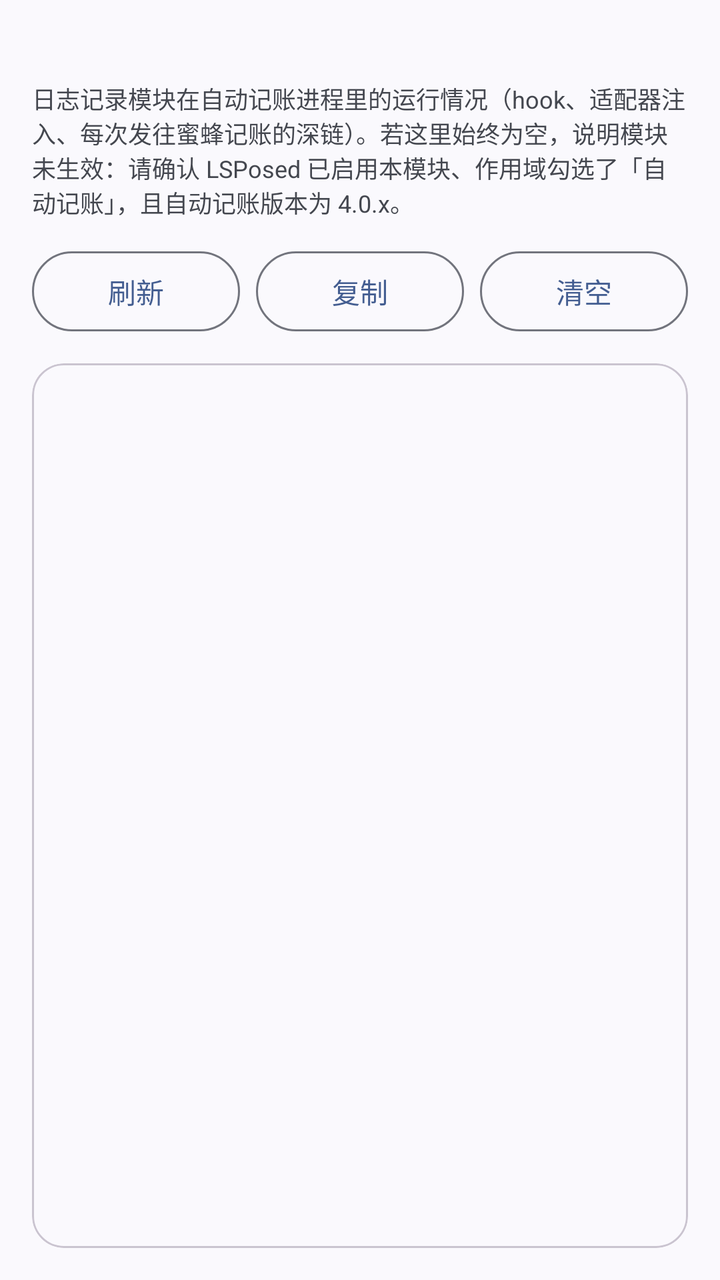
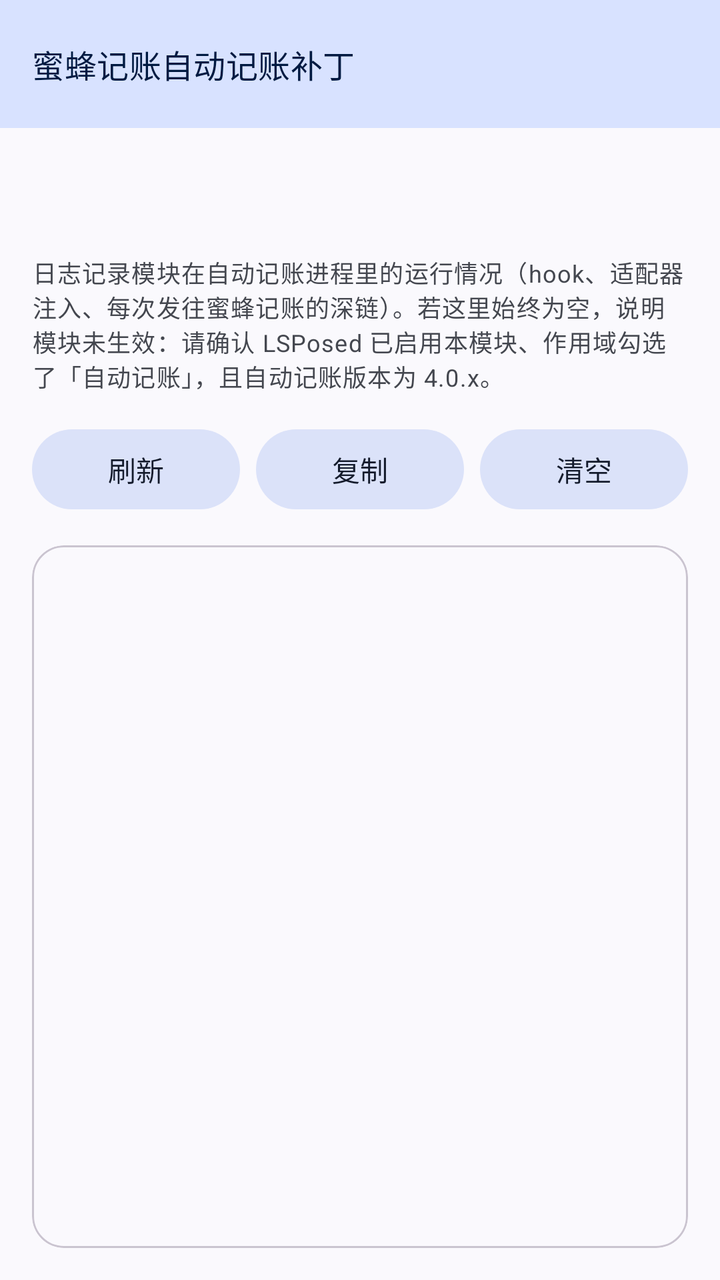

Compare the two renders of this Android layout. The source of the first and the diff that turns it into the second are given below.
<!-- AndroidManifest.xml: application theme Theme.BeeCountAutoPatch -->
<!-- res/layout/activity_main.xml -->
<?xml version="1.0" encoding="utf-8"?>
<LinearLayout xmlns:android="http://schemas.android.com/apk/res/android"
    xmlns:app="http://schemas.android.com/apk/res-auto"
    android:layout_width="match_parent"
    android:layout_height="match_parent"
    android:orientation="vertical"
    android:padding="16dp">

    <TextView
        android:id="@+id/status"
        android:layout_width="match_parent"
        android:layout_height="wrap_content"
        android:textColor="?attr/colorOnSurfaceVariant"
        android:textSize="12sp" />

    <TextView
        android:layout_width="match_parent"
        android:layout_height="wrap_content"
        android:layout_marginTop="8dp"
        android:text="@string/log_hint"
        android:textColor="?attr/colorOnSurfaceVariant"
        android:textSize="12sp" />

    <LinearLayout
        android:layout_width="match_parent"
        android:layout_height="wrap_content"
        android:layout_marginTop="12dp"
        android:orientation="horizontal">

        <com.google.android.material.button.MaterialButton
            android:id="@+id/refresh"
            style="@style/Widget.Material3.Button.OutlinedButton"
            android:layout_width="0dp"
            android:layout_height="wrap_content"
            android:layout_weight="1"
            android:text="@string/btn_refresh" />

        <com.google.android.material.button.MaterialButton
            android:id="@+id/copy"
            style="@style/Widget.Material3.Button.OutlinedButton"
            android:layout_width="0dp"
            android:layout_height="wrap_content"
            android:layout_marginStart="8dp"
            android:layout_weight="1"
            android:text="@string/btn_copy" />

        <com.google.android.material.button.MaterialButton
            android:id="@+id/clear"
            style="@style/Widget.Material3.Button.OutlinedButton"
            android:layout_width="0dp"
            android:layout_height="wrap_content"
            android:layout_marginStart="8dp"
            android:layout_weight="1"
            android:text="@string/btn_clear" />
    </LinearLayout>

    <com.google.android.material.card.MaterialCardView
        android:layout_width="match_parent"
        android:layout_height="0dp"
        android:layout_marginTop="12dp"
        android:layout_weight="1"
        app:cardCornerRadius="16dp"
        app:cardElevation="0dp"
        app:strokeWidth="1dp">

        <ScrollView
            android:layout_width="match_parent"
            android:layout_height="match_parent"
            android:padding="12dp">

            <TextView
                android:id="@+id/log"
                android:layout_width="match_parent"
                android:layout_height="wrap_content"
                android:fontFamily="monospace"
                android:textColor="?attr/colorOnSurface"
                android:textIsSelectable="true"
                android:textSize="11sp" />
        </ScrollView>
    </com.google.android.material.card.MaterialCardView>

</LinearLayout>
<!-- resources referenced by this layout -->
<resources>
  <string name="btn_clear">清空</string>
  <string name="btn_copy">复制</string>
  <string name="btn_refresh">刷新</string>
  <string name="log_hint">日志记录模块在自动记账进程里的运行情况（hook、适配器注入、每次发往蜜蜂记账的深链）。若这里始终为空，说明模块未生效：请确认 LSPosed 已启用本模块、作用域勾选了「自动记账」，且自动记账版本为 4.0.x。</string>
  <style name="Theme.BeeCountAutoPatch" parent="Theme.Material3.DynamicColors.DayNight" />
</resources>

<!-- the commit's change to res/layout/activity_main.xml (unified diff, before → after) -->
@@ -1,82 +1,111 @@
 <?xml version="1.0" encoding="utf-8"?>
 <LinearLayout xmlns:android="http://schemas.android.com/apk/res/android"
     xmlns:app="http://schemas.android.com/apk/res-auto"
+    android:id="@+id/root"
     android:layout_width="match_parent"
     android:layout_height="match_parent"
-    android:orientation="vertical"
-    android:padding="16dp">
+    android:background="?attr/colorSurface"
+    android:orientation="vertical">
 
-    <TextView
-        android:id="@+id/status"
+    <com.google.android.material.appbar.MaterialToolbar
+        android:id="@+id/toolbar"
         android:layout_width="match_parent"
         android:layout_height="wrap_content"
-        android:textColor="?attr/colorOnSurfaceVariant"
-        android:textSize="12sp" />
-
-    <TextView
-        android:layout_width="match_parent"
-        android:layout_height="wrap_content"
-        android:layout_marginTop="8dp"
-        android:text="@string/log_hint"
-        android:textColor="?attr/colorOnSurfaceVariant"
-        android:textSize="12sp" />
+        android:background="?attr/colorPrimaryContainer"
+        android:minHeight="?attr/actionBarSize"
+        app:title="@string/app_name"
+        app:titleTextAppearance="@style/TextAppearance.Material3.TitleMedium"
+        app:titleTextColor="?attr/colorOnPrimaryContainer" />
 
     <LinearLayout
         android:layout_width="match_parent"
-        android:layout_height="wrap_content"
-        android:layout_marginTop="12dp"
-        android:orientation="horizontal">
+        android:layout_height="0dp"
+        android:layout_weight="1"
+        android:orientation="vertical"
+        android:padding="16dp">
 
-        <com.google.android.material.button.MaterialButton
-            android:id="@+id/refresh"
-            style="@style/Widget.Material3.Button.OutlinedButton"
-            android:layout_width="0dp"
+        <TextView
+            android:id="@+id/version"
+            android:layout_width="match_parent"
             android:layout_height="wrap_content"
+            android:textAppearance="@style/TextAppearance.Material3.TitleSmall"
+            android:textColor="?attr/colorOnSurface" />
+
+        <TextView
+            android:id="@+id/status"
+            android:layout_width="match_parent"
+            android:layout_height="wrap_content"
+            android:layout_marginTop="2dp"
+            android:textAppearance="@style/TextAppearance.Material3.BodySmall"
+            android:textColor="?attr/colorOnSurfaceVariant"
+            android:textIsSelectable="true" />
+
+        <TextView
+            android:layout_width="match_parent"
+            android:layout_height="wrap_content"
+            android:layout_marginTop="10dp"
+            android:text="@string/log_hint"
+            android:textAppearance="@style/TextAppearance.Material3.BodySmall"
+            android:textColor="?attr/colorOnSurfaceVariant" />
+
+        <LinearLayout
+            android:layout_width="match_parent"
+            android:layout_height="wrap_content"
+            android:layout_marginTop="14dp"
+            android:orientation="horizontal">
+
+            <com.google.android.material.button.MaterialButton
+                android:id="@+id/refresh"
+                style="@style/Widget.Material3.Button.TonalButton"
+                android:layout_width="0dp"
+                android:layout_height="wrap_content"
+                android:layout_weight="1"
+                android:text="@string/btn_refresh" />
+
+            <com.google.android.material.button.MaterialButton
+                android:id="@+id/copy"
+                style="@style/Widget.Material3.Button.TonalButton"
+                android:layout_width="0dp"
+                android:layout_height="wrap_content"
+                android:layout_marginStart="8dp"
+                android:layout_weight="1"
+                android:text="@string/btn_copy" />
+
+            <com.google.android.material.button.MaterialButton
+                android:id="@+id/clear"
+                style="@style/Widget.Material3.Button.TonalButton"
+                android:layout_width="0dp"
+                android:layout_height="wrap_content"
+                android:layout_marginStart="8dp"
+                android:layout_weight="1"
+                android:text="@string/btn_clear" />
+        </LinearLayout>
+
+        <com.google.android.material.card.MaterialCardView
+            android:layout_width="match_parent"
+            android:layout_height="0dp"
+            android:layout_marginTop="14dp"
             android:layout_weight="1"
-            android:text="@string/btn_refresh" />
+            app:cardCornerRadius="16dp"
+            app:cardElevation="0dp"
+            app:strokeWidth="1dp">
 
-        <com.google.android.material.button.MaterialButton
-            android:id="@+id/copy"
-            style="@style/Widget.Material3.Button.OutlinedButton"
-            android:layout_width="0dp"
-            android:layout_height="wrap_content"
-            android:layout_marginStart="8dp"
-            android:layout_weight="1"
-            android:text="@string/btn_copy" />
+            <ScrollView
+                android:layout_width="match_parent"
+                android:layout_height="match_parent"
+                android:fillViewport="true"
+                android:padding="12dp">
 
-        <com.google.android.material.button.MaterialButton
-            android:id="@+id/clear"
-            style="@style/Widget.Material3.Button.OutlinedButton"
-            android:layout_width="0dp"
-            android:layout_height="wrap_content"
-            android:layout_marginStart="8dp"
-            android:layout_weight="1"
-            android:text="@string/btn_clear" />
+                <TextView
+                    android:id="@+id/log"
+                    android:layout_width="match_parent"
+                    android:layout_height="wrap_content"
+                    android:fontFamily="monospace"
+                    android:textColor="?attr/colorOnSurface"
+                    android:textIsSelectable="true"
+                    android:textSize="12sp" />
+            </ScrollView>
+        </com.google.android.material.card.MaterialCardView>
     </LinearLayout>
 
-    <com.google.android.material.card.MaterialCardView
-        android:layout_width="match_parent"
-        android:layout_height="0dp"
-        android:layout_marginTop="12dp"
-        android:layout_weight="1"
-        app:cardCornerRadius="16dp"
-        app:cardElevation="0dp"
-        app:strokeWidth="1dp">
-
-        <ScrollView
-            android:layout_width="match_parent"
-            android:layout_height="match_parent"
-            android:padding="12dp">
-
-            <TextView
-                android:id="@+id/log"
-                android:layout_width="match_parent"
-                android:layout_height="wrap_content"
-                android:fontFamily="monospace"
-                android:textColor="?attr/colorOnSurface"
-                android:textIsSelectable="true"
-                android:textSize="11sp" />
-        </ScrollView>
-    </com.google.android.material.card.MaterialCardView>
-
 </LinearLayout>
<!-- resource entries referenced after the edit -->
@@ -1,9 +1,13 @@
 <!-- resources referenced by this layout -->
 <resources>
+  <string name="app_name">蜜蜂记账自动记账补丁</string>
   <string name="btn_clear">清空</string>
   <string name="btn_copy">复制</string>
   <string name="btn_refresh">刷新</string>
   <string name="log_hint">日志记录模块在自动记账进程里的运行情况（hook、适配器注入、每次发往蜜蜂记账的深链）。若这里始终为空，说明模块未生效：请确认 LSPosed 已启用本模块、作用域勾选了「自动记账」，且自动记账版本为 4.0.x。</string>
-  <style name="Theme.BeeCountAutoPatch" parent="Theme.Material3.DynamicColors.DayNight" />
+  <style name="Theme.BeeCountAutoPatch" parent="Theme.Material3.DynamicColors.DayNight">
+          <item name="windowActionBar">false</item>
+          <item name="windowNoTitle">true</item>
+      </style>
 </resources>
 
